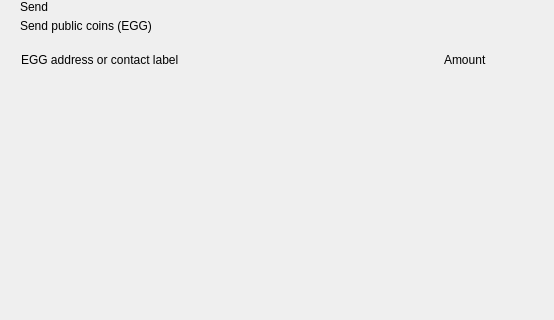
Old version of the form src/qt/pivx/forms/send.ui in the repository KingricharVD/DSW; both pictures show x 0 to 554 and y 0 to 320 of the 893 by 700 pixel window.
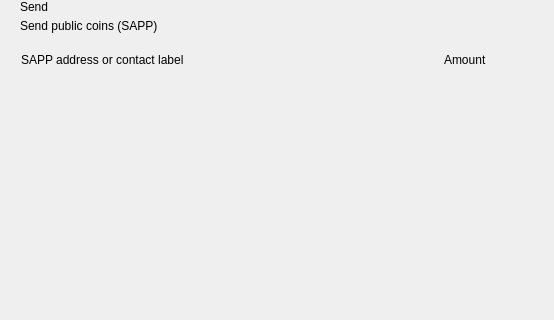
New version of the form. Custom widgets are drawn as their Qt base class.

The edit to the form file:
```diff
--- a/src/qt/pivx/forms/send.ui
+++ b/src/qt/pivx/forms/send.ui
@@ -81,7 +81,7 @@
             <item>
              <widget class="QLabel" name="labelSubtitle1">
               <property name="text">
-               <string>Send public coins (EGG)</string>
+               <string>Send public coins (SAPP)</string>
               </property>
              </widget>
             </item>
@@ -141,7 +141,7 @@
              <string notr="true">margin-left:8px;</string>
             </property>
             <property name="text">
-             <string>EGG address or contact label</string>
+             <string>SAPP address or contact label</string>
             </property>
            </widget>
           </item>
```
